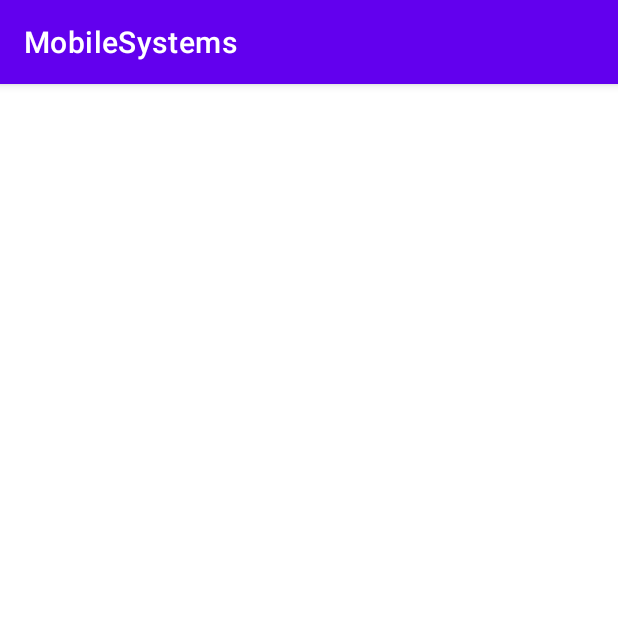
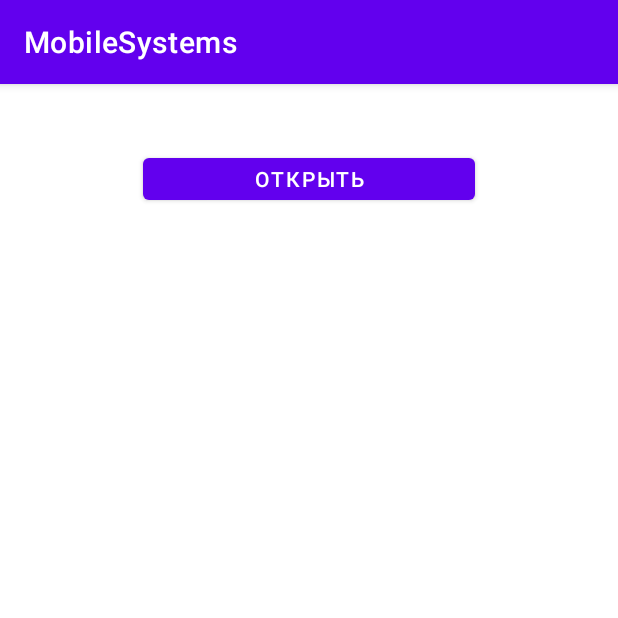
Before and after one commit to SmirnovLM/mobile-systems, an Android app: the screen it shows after launch (MainActivity), on a phone screen of 412 x 824 dp, the top half of it. Run offline under Robolectric (Android 15) with nearby library versions, the phone set to English and light mode, and no system bars.

Commit message:
init and did lab3

```diff
--- a/app/build.gradle.kts
+++ b/app/build.gradle.kts
@@ -35,6 +35,7 @@ dependencies {
 
     implementation(libs.appcompat)
     implementation(libs.material)
+    implementation(libs.gridlayout)
     testImplementation(libs.junit)
     androidTestImplementation(libs.ext.junit)
     androidTestImplementation(libs.espresso.core)
--- a/app/src/main/java/com/example/mobilesystems/MainActivity.java
+++ b/app/src/main/java/com/example/mobilesystems/MainActivity.java
@@ -1,6 +1,11 @@
 package com.example.mobilesystems;
 
 import android.os.Bundle;
+import android.view.View;
+import android.view.animation.Animation;
+import android.view.animation.AnimationUtils;
+import android.widget.Button;
+import android.widget.Toast;
 
 import androidx.activity.EdgeToEdge;
 import androidx.appcompat.app.AppCompatActivity;
@@ -13,7 +18,41 @@ public class MainActivity extends AppCompatActivity {
     @Override
     protected void onCreate(Bundle savedInstanceState) {
         super.onCreate(savedInstanceState);
-        setContentView(R.layout.activity_main);
+        setContentView(R.layout.activity_sum_of_numbers);
+        //Animations();
+        SumOfNumbers();
+    }
+
+    protected void Animations() {
+        setContentView(R.layout.activity_animation_squares);
+        View view = findViewById(R.id.s1);
+        Button button = findViewById(R.id.button);
+
+        button.setOnClickListener(new View.OnClickListener() {
+            @Override
+            public void onClick(View v) {
+
+                Animation anim = AnimationUtils.loadAnimation(MainActivity.this, R.anim.scale_translate);
+
+                view.startAnimation(anim);
+            }
+        });
+    }
+
+    protected void SumOfNumbers() {
+        Button confirmButton = findViewById(R.id.openDialogButton);
+        confirmButton.setOnClickListener(new View.OnClickListener() {
+            @Override
+            public void onClick(View v) {
+                DialogForSum dialog = new DialogForSum();
+                dialog.show(getSupportFragmentManager(), "custom dialog");
+            }
+        });
 
     }
+
+    public void processNumbers(String firstNumber, String secondNumber) {
+        int sum = Integer.parseInt(firstNumber) + Integer.parseInt(secondNumber);
+        Toast.makeText(this, "Sum: " + sum, Toast.LENGTH_SHORT).show();
+    }
 }
--- /dev/null
+++ b/app/src/main/res/anim/scale_translate.xml
@@ -0,0 +1,16 @@
+<?xml version="1.0" encoding="utf-8"?>
+<set xmlns:android="http://schemas.android.com/apk/res/android">
+    <scale
+        android:duration="1000"
+        android:fromXScale="1.0"
+        android:fromYScale="1.0"
+        android:toXScale="2.5"
+        android:toYScale="2.5"
+        android:pivotX="50%"
+        android:pivotY="50%" />
+
+    <translate
+        android:duration="1000"
+        android:fromYDelta="0"
+        android:toYDelta="1000" />
+</set>
--- a/app/src/main/res/layout/activity_main.xml
+++ b/app/src/main/res/layout/activity_main.xml
@@ -5,6 +5,6 @@
     android:id="@+id/main"
     android:layout_width="match_parent"
     android:layout_height="match_parent"
-    tools:context=".MainActivity">
+    tools:context=".MainActivity" >
 
 </androidx.constraintlayout.widget.ConstraintLayout>
--- /dev/null
+++ b/app/src/main/res/layout/activity_sum_of_numbers.xml
@@ -0,0 +1,21 @@
+<?xml version="1.0" encoding="utf-8"?>
+
+<RelativeLayout xmlns:android="http://schemas.android.com/apk/res/android"
+    android:layout_width="match_parent"
+    android:layout_height="match_parent"
+    android:padding="16dp">
+
+    <Button
+        android:id="@+id/openDialogButton"
+        android:layout_width="300dp"
+        android:layout_height="40dp"
+        android:layout_alignParentStart="true"
+        android:layout_alignParentTop="true"
+        android:layout_alignParentEnd="true"
+        android:layout_marginStart="79dp"
+        android:layout_marginTop="27dp"
+        android:layout_marginEnd="79dp"
+        android:text="Открыть" />
+
+
+</RelativeLayout>
```
Also changed, not shown: app/src/main/java/com/example/mobilesystems/DialogForSum.java (added, +56 -0 lines), app/src/main/res/layout/activity_animation_squares.xml (added, +29 -0 lines), app/src/main/res/layout/activity_grid_squares.xml (added, +77 -0 lines), app/src/main/res/layout/activity_sum_of_numbers_dialog.xml (added, +24 -0 lines), app/src/main/res/layout/activity_three_squares.xml (added, +43 -0 lines), app/src/main/res/layout/activity_three_squares_with_text.xml (added, +58 -0 lines), app/src/main/res/layout/activity_transform_squares.xml (added, +30 -0 lines).
